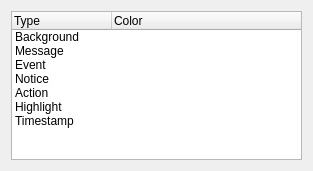
The window that examples/desktop/src/wizard/colorswizardpage.ui (communi/communi-desktop) describes before a commit, drawn with Qt 5.
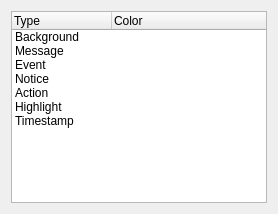
The same window after the commit. Custom widgets are drawn as their Qt base class.

What changed in the file:
```diff
--- a/examples/desktop/src/wizard/colorswizardpage.ui
+++ b/examples/desktop/src/wizard/colorswizardpage.ui
@@ -2,14 +2,6 @@
 <ui version="4.0">
  <class>ColorsWizardPage</class>
  <widget class="QWizardPage" name="ColorsWizardPage">
-  <property name="geometry">
-   <rect>
-    <x>0</x>
-    <y>0</y>
-    <width>313</width>
-    <height>171</height>
-   </rect>
-  </property>
   <property name="title">
    <string>Color settings</string>
   </property>
```
Left out of the diff: 6 changed lines with no effect on the pictures.
